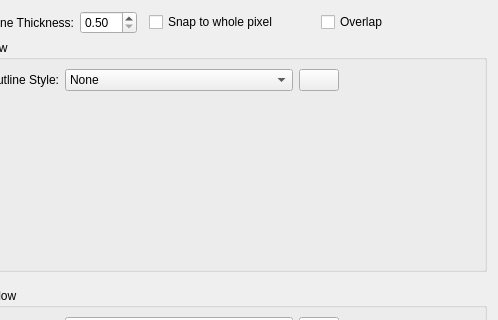
The window that kdecoration/config/ui/windowoutlinestyle.ui (paulmcauley/klassy) describes before a commit, drawn with Qt 5; both pictures show x 82 to 580 and y 0 to 320 of the 580 by 558 pixel window.
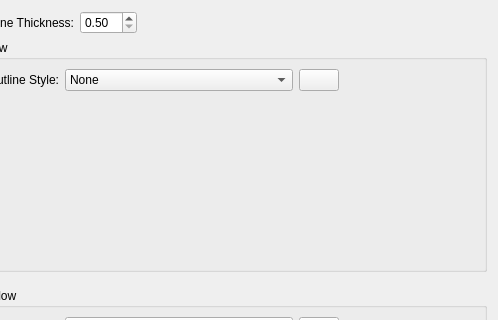
The same window after the commit. Icons and pictures are not drawn. Custom widgets are drawn as their Qt base class.

Commit message: Port window outlines to use KDecoration3::BorderOutline

```diff
--- a/kdecoration/config/ui/windowoutlinestyle.ui
+++ b/kdecoration/config/ui/windowoutlinestyle.ui
@@ -52,32 +52,6 @@
        </item>
       </layout>
      </item>
-     <item>
-      <widget class="QCheckBox" name="windowOutlineSnapToWholePixel">
-       <property name="sizePolicy">
-        <sizepolicy hsizetype="MinimumExpanding" vsizetype="Fixed">
-         <horstretch>0</horstretch>
-         <verstretch>0</verstretch>
-        </sizepolicy>
-       </property>
-       <property name="text">
-        <string>Snap to whole pixel</string>
-       </property>
-      </widget>
-     </item>
-     <item>
-      <widget class="QCheckBox" name="windowOutlineOverlap">
-       <property name="sizePolicy">
-        <sizepolicy hsizetype="MinimumExpanding" vsizetype="Fixed">
-         <horstretch>0</horstretch>
-         <verstretch>0</verstretch>
-        </sizepolicy>
-       </property>
-       <property name="text">
-        <string>Overlap</string>
-       </property>
-      </widget>
-     </item>
     </layout>
    </item>
    <item>
```
Left out of the diff: 2 changed lines with no effect on the pictures. The commit also changes 21 other files.
